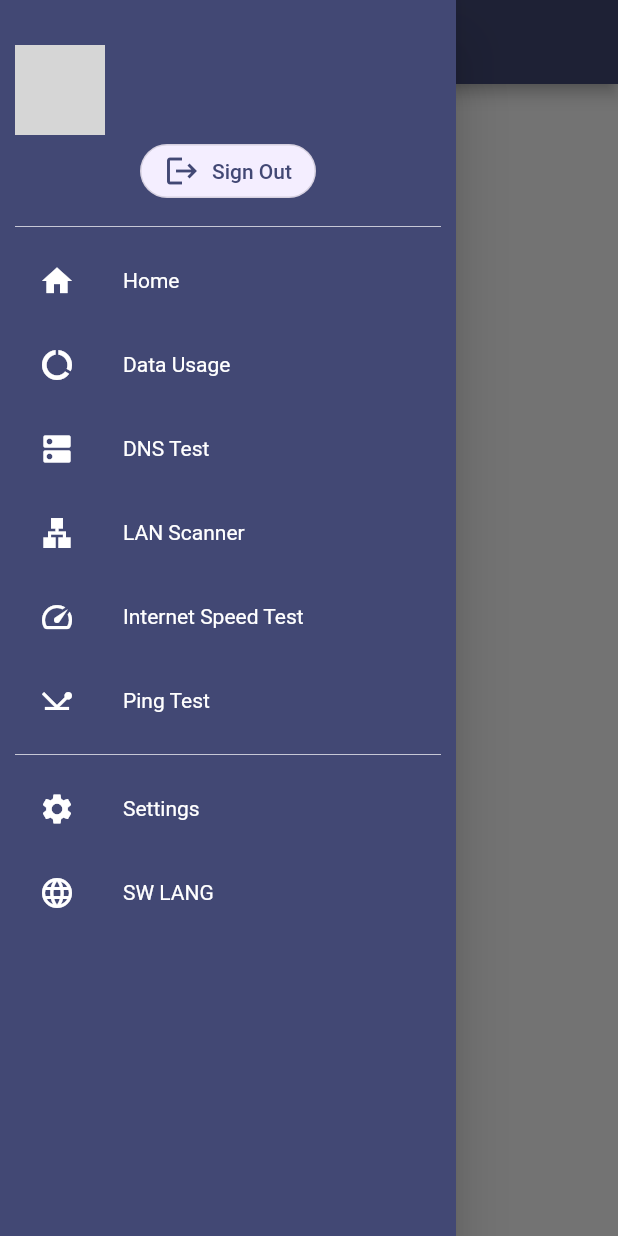
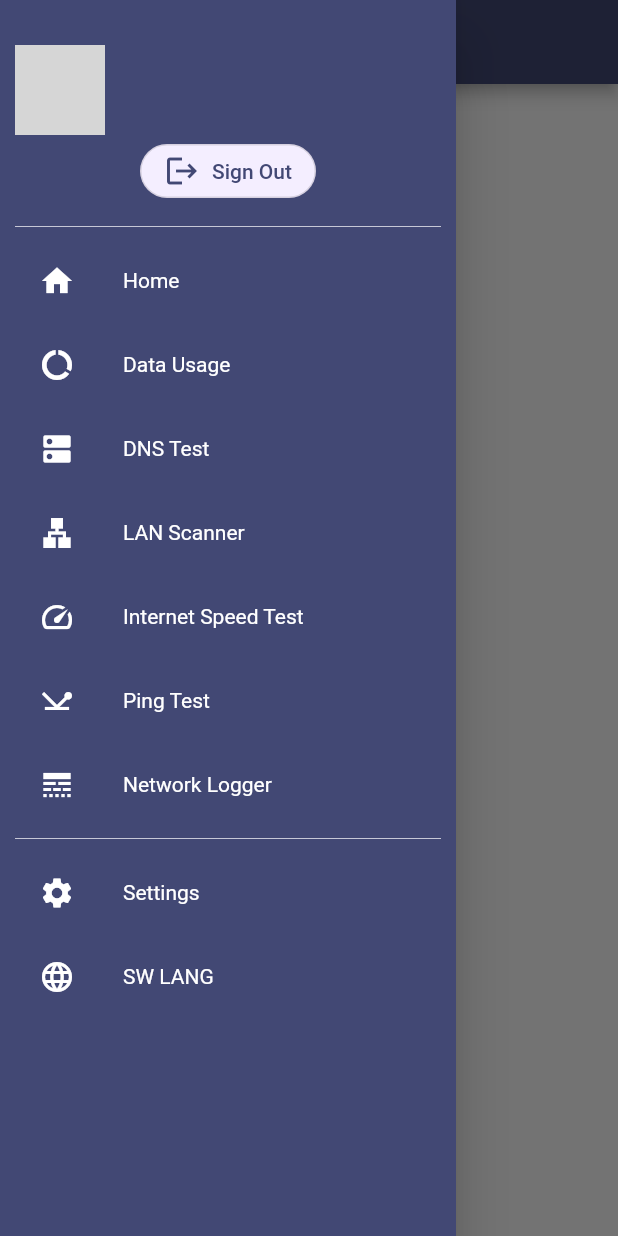
Before and after one commit to CSEMN/Pentor, a Flutter app: the DataUsagePage screen opened directly, with the side drawer open, on a phone screen of 412 x 824 dp. Run offline on Flutter 3.47's test engine with Material 2 defaults, Android fonts, the phone set to English and light mode, and no system bars; our stand-ins replace connectivity_plus, dio, expansion_tile_card, firebase_auth, firebase_core, fluttertoast and 5 more; missing offline and left inert: arp_scanner, flutter_internet_speed_test, mac_address, network_info_plus, network_logger, speedometer and 1 more; accounts and stored records are empty; network calls fail; statements that could not run were skipped; grey boxes are pictures that could not be loaded.

Commit message:
add basic network logger
implement basic network logger
add option to navigation drawer

```diff
--- a/lib/controller/NavigationDrawer_Controller.dart
+++ b/lib/controller/NavigationDrawer_Controller.dart
@@ -3,6 +3,7 @@ import 'package:flutter/material.dart';
 import 'package:pentor/controller/UserController.dart';
 import 'package:pentor/view/home_page.dart';
 import 'package:pentor/view/lan_scanner_page.dart';
+import 'package:pentor/view/network_logger_page.dart';
 import 'package:pentor/view/ping_test_page.dart';
 import 'package:pentor/view/setting_page.dart';
 import 'package:pentor/view/speed_test_page.dart';
@@ -47,6 +48,9 @@ class NavDrawerWidgetController extends GetxController {
   void openSpeedTestPage() {
     Get.off(()=>SpeedTestPage());
   }
+  void openNetworkLoggerPage() {
+    Get.off(()=>NetworkLoggerPage());
+  }
   void openSettingsPage() {
     Get.off(()=>SettingPage());
   }
--- a/lib/locale/app_translations.dart
+++ b/lib/locale/app_translations.dart
@@ -48,6 +48,8 @@ class _EN {
         "Mbps":"Mbps",
         "Kbps":"Kbps",
         "Start":"Start",
+        "Network Logger":"Network Logger",
+        "Open Logger":"Open Logger",
       };
 }
 
@@ -56,8 +58,8 @@ class _AR {
         'HOME_PAGE_TITLE': "بنتور | الرئيسية",
         'Home': "الصفحة الرئيسية",
         'Data Usage': "استخدام البيانات",
-        'DNS Test': "فحص الشبكة المحلية ",
-        'LAN Scanner': "فحص أسماء النطاقات",
+        'DNS Test': "فحص أسماء النطاقات",
+        'LAN Scanner': "فحص الشبكة المحلية",
         'Internet Speed Test': "اختبار سرعة الانترنت",
         'Ping Test': "اختبار البنج ",
         'Settings': "الإعدادات",
@@ -90,6 +92,8 @@ class _AR {
         "Upload":"الرفع",
         "Mbps":"ميجا بت / ثانيه",
         "Kbps":"كيلو بت / ثانيه",
-        "Start":"ابداء",
-      };
+        "Start":"ابدأ",
+        "Network Logger":"مسجل مراسلات الشبكه",
+        "Open Logger": "فتح السجل",
+  };
 }
--- a/lib/view/widgets/NavigationDrawer.dart
+++ b/lib/view/widgets/NavigationDrawer.dart
@@ -69,6 +69,10 @@ class NavigationDrawerWidget extends StatelessWidget {
                       text: 'Ping Test'.tr,
                       icon: Icons.network_ping,
                       onClicked: _navController.openPingTestPage),
+                  buildMenuItem(
+                      text: 'Network Logger'.tr,
+                      icon: Icons.line_style,
+                      onClicked: _navController.openNetworkLoggerPage),
                   Divider(color: Colors.white70),
                   buildMenuItem(
                       text: 'Settings'.tr,
```
Also changed, not shown: lib/controller/network_logger_controller.dart (added, +47 -0 lines), lib/view/network_logger_page.dart (added, +49 -0 lines).
